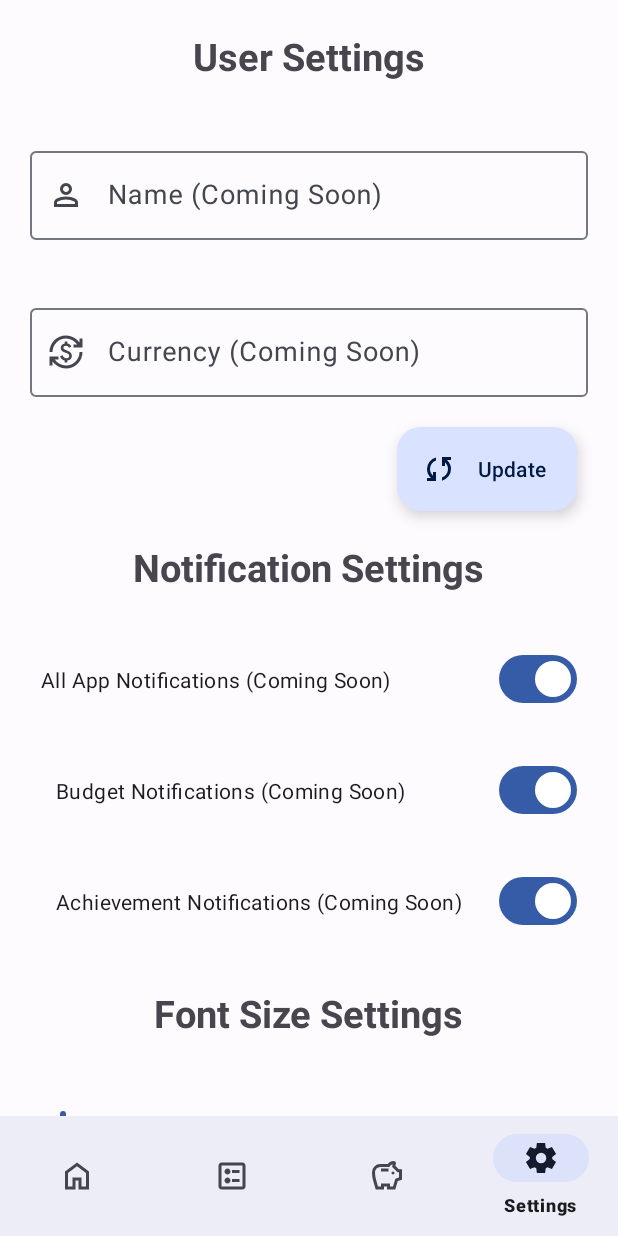
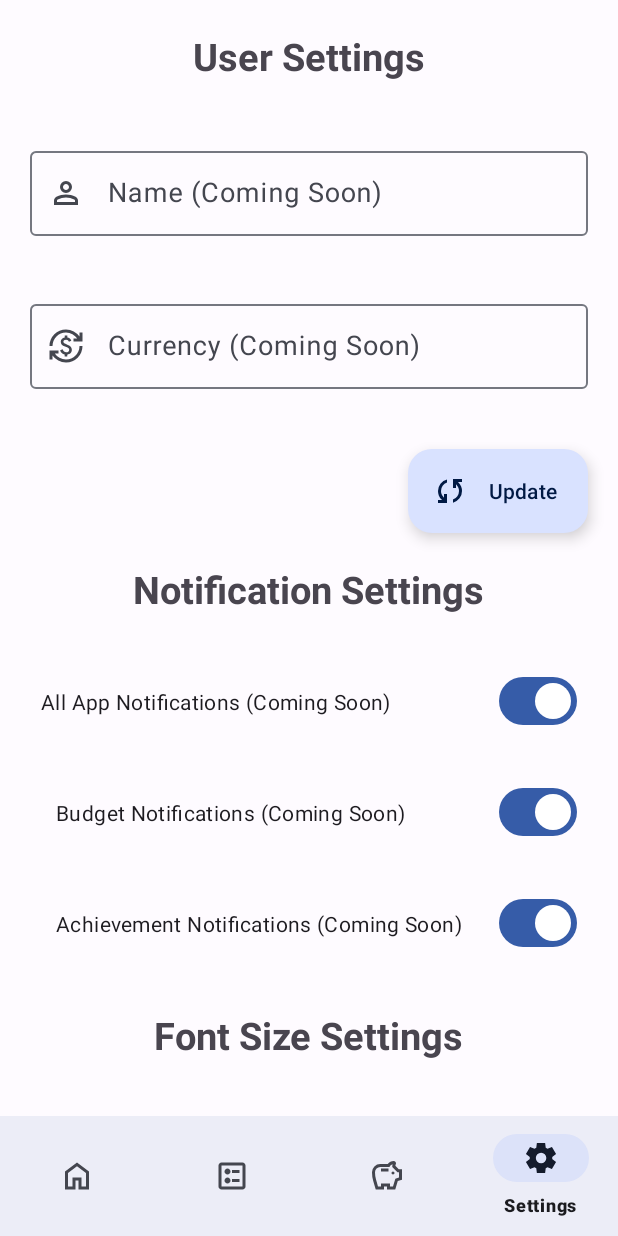
Before and after one commit to jj0003/Budget-Mate-APK, an Android app: the Settings screen opened through its navigation route, on a phone screen of 412 x 824 dp. Run offline under Robolectric (Android 15) with nearby library versions, the phone set to English and light mode, and no system bars; our stand-ins replace Room's generated code, data binding, navigation-ui.

Commit message:
Starting to Change UI - 03/04/2024 Added Settings and changed Add Transactions to POP UP

```diff
--- a/app/src/main/res/layout/fragment_settings.xml
+++ b/app/src/main/res/layout/fragment_settings.xml
@@ -45,7 +45,7 @@
                     android:layout_width="match_parent"
                     android:layout_height="wrap_content"
                     android:inputType="text"
-                    android:padding="17dp"
+                    android:padding="16sp"
                     android:textSize="18sp"
                     tools:ignore="TextContrastCheck" />
             </com.google.android.material.textfield.TextInputLayout>
@@ -65,7 +65,7 @@
                     android:layout_width="match_parent"
                     android:layout_height="wrap_content"
                     android:inputType="text"
-                    android:padding="17dp"
+                    android:padding="16dp"
                     android:textSize="18sp"
                     tools:ignore="TextContrastCheck" />
             </com.google.android.material.textfield.TextInputLayout>
@@ -79,7 +79,7 @@
                 app:icon="@drawable/ic_sync"
                 app:layout_constraintTop_toBottomOf="@id/input_currency"
                 app:layout_constraintEnd_toEndOf="parent"
-                android:layout_marginRight="27dp"/>
+                android:layout_margin="20dp"/>
 
             <FrameLayout
                 android:id="@+id/notifications_title"
```
